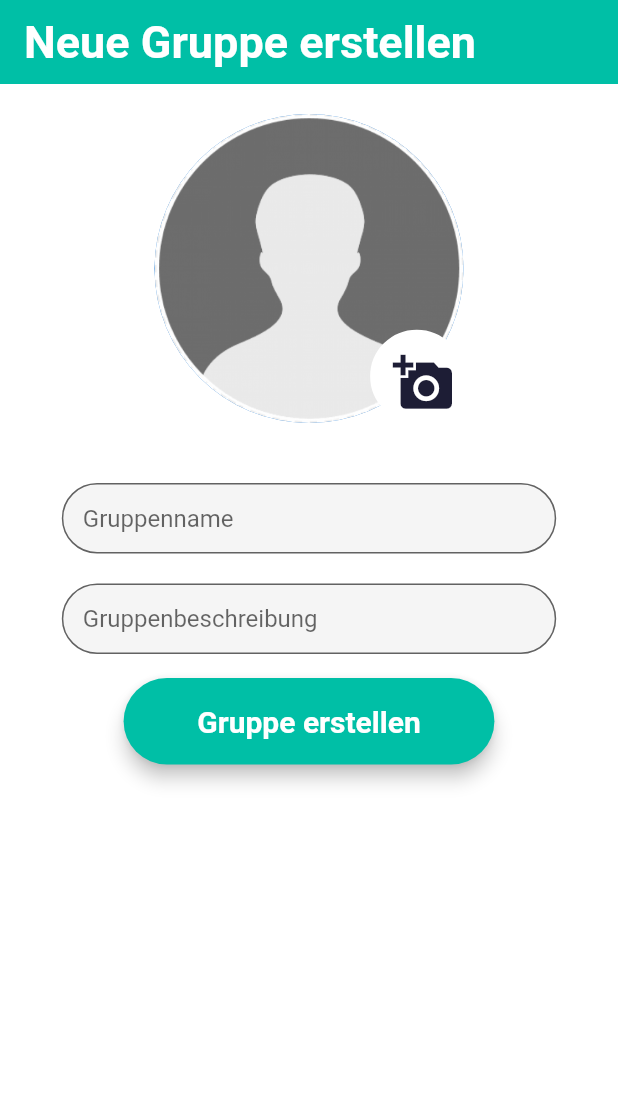
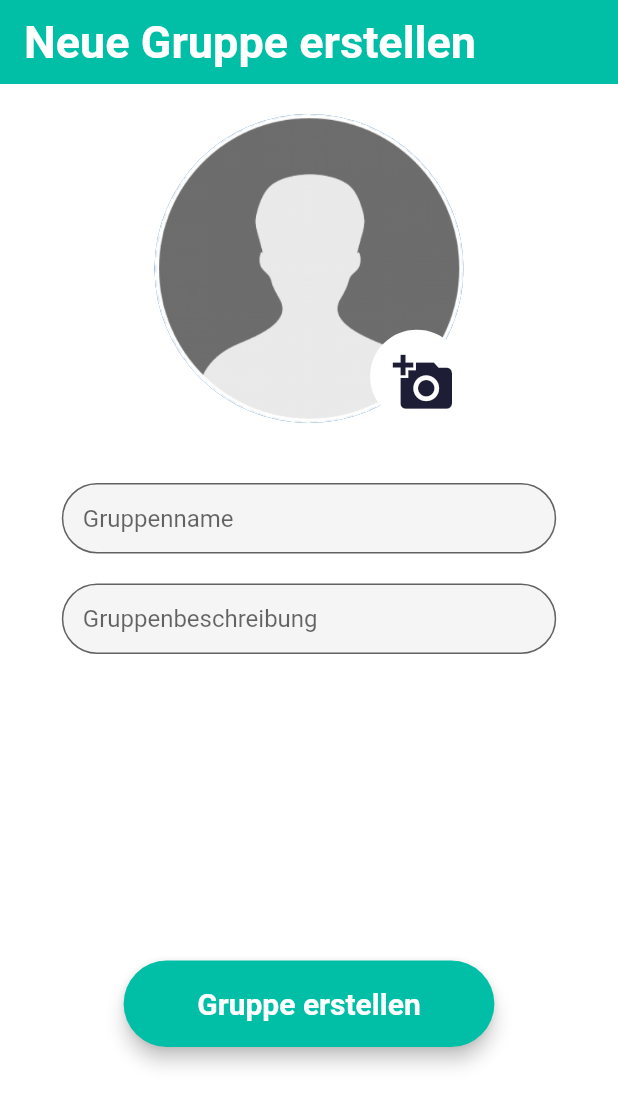
Before and after one commit to SirSimon04/you2me, a Flutter app: the CreateGroup2 screen opened directly with empty values, on a phone screen of 412 x 824 dp. Shown: the top 1106 px of the screen. Run offline on Flutter 3.47's test engine with Material 2 defaults, Android fonts, the phone set to English and light mode, and no system bars; our stand-ins replace badges, bubble, cached_network_image, cloud_firestore, device_preview, firebase_auth and 17 more; missing offline and left inert: adaptive_action_sheet, clipboard, cupertino_list_tile, dart:ffi, platform_list_tile, time_ago_provider; accounts and stored records are empty.

Commit message:
Finished Design for creting groups

```diff
--- a/lib/screens/chatting/chatlist/components/create_group/create_group_bottom_sheet_2.dart
+++ b/lib/screens/chatting/chatlist/components/create_group/create_group_bottom_sheet_2.dart
@@ -8,6 +8,7 @@ import 'package:flutter/gestures.dart';
 import 'package:flutter/material.dart';
 import 'package:flutter_dispuatio/constants.dart';
 import 'package:flutter_dispuatio/models/user_model.dart';
+import 'package:flutter_dispuatio/widgets/chip.dart';
 import 'package:font_awesome_flutter/font_awesome_flutter.dart';
 import 'package:image_picker/image_picker.dart';
 import 'package:modal_bottom_sheet/modal_bottom_sheet.dart';
@@ -79,7 +80,8 @@ class _CreateGroup2State extends State<CreateGroup2> {
             automaticallyImplyLeading: false,
             elevation: 0,
           ),
-          body: Column(
+          body: SingleChildScrollView(
+            child: Column(
               crossAxisAlignment: CrossAxisAlignment.center,
               children: [
                 SizedBox(
@@ -138,7 +140,8 @@ class _CreateGroup2State extends State<CreateGroup2> {
                                           textAlign: TextAlign.center,
                                         ),
                                         onPressed: getImageFromCam,
-                                      trailing: Icon(FontAwesomeIcons.camera)),
+                                        trailing:
+                                            Icon(FontAwesomeIcons.camera)),
                                   ],
                                   cancelAction: CancelAction(
                                     title: const Text('Schließen'),
@@ -218,6 +221,28 @@ class _CreateGroup2State extends State<CreateGroup2> {
                     ),
                   ),
                 ),
+                SizedBox(
+                  height: kDefaultPadding,
+                ),
+                SizedBox(
+                  height: MediaQuery.of(context).size.height * 0.18,
+                  child: SingleChildScrollView(
+                    scrollDirection: Axis.vertical,
+                    child: Wrap(
+                      direction: Axis.horizontal,
+                      spacing: 8.0,
+                      runSpacing: 6.0,
+                      children: addedUsers
+                          .map((e) => customColorChip(
+                              label: e.name,
+                              avatar: e.profilePic ?? Container()))
+                          .toList(),
+                    ),
+                  ),
+                ),
+                SizedBox(
+                  height: kDefaultPadding,
+                ),
                 Padding(
                   padding: EdgeInsets.symmetric(vertical: 16.0),
                   child: Material(
@@ -246,6 +271,7 @@ class _CreateGroup2State extends State<CreateGroup2> {
             ),
           ),
         ),
+      ),
     );
   }
 }
```
Also changed, not shown: lib/widgets/chip.dart (added, +36 -0 lines). Lines whose indentation alone changed are shown as unchanged.
